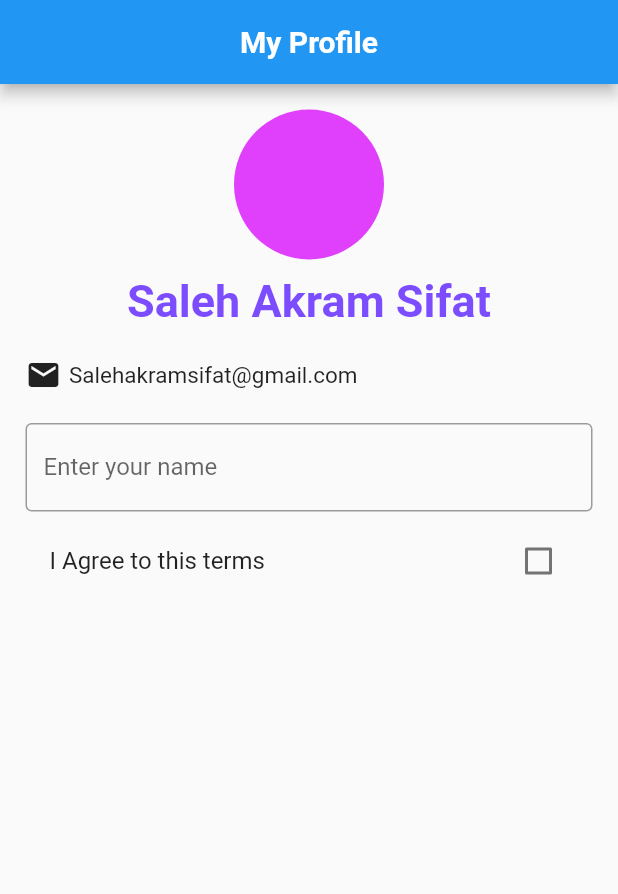
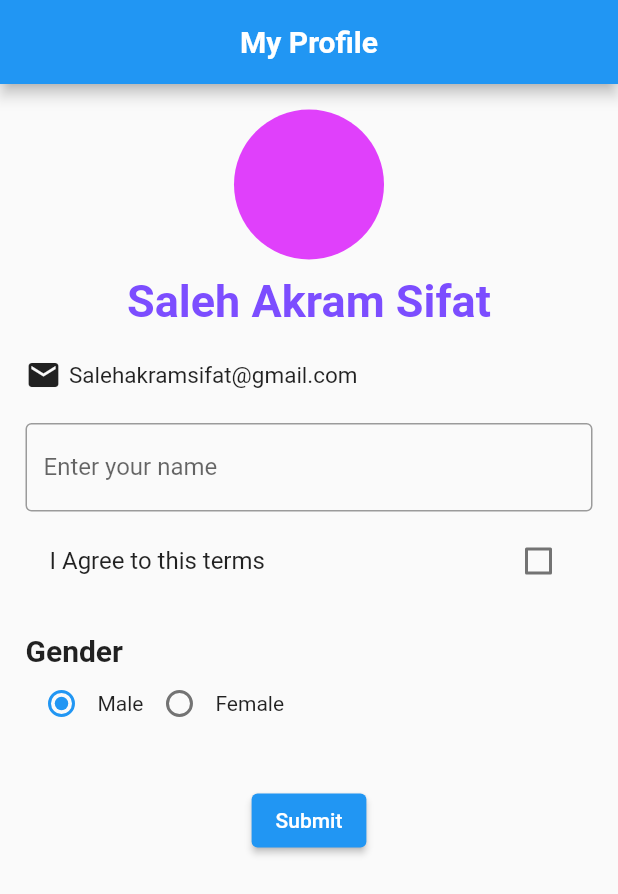
Before and after one commit to SalehAkramSifat/Simple-Profile-App, a Flutter app: the screen it shows after launch, on a phone screen of 412 x 824 dp. Shown: the top 894 px of the screen. Run offline on Flutter 3.47's test engine with Material 2 defaults, Android fonts, the phone set to English and light mode, and no system bars.

Commit message:
Final Commit

```diff
--- a/lib/main.dart
+++ b/lib/main.dart
@@ -23,6 +23,7 @@ class HomeActivity extends StatefulWidget{
 
 class _HomeActivityState extends State<HomeActivity> {
   bool isChecked = false;
+  String gender = 'Male';
 
   @override
   Widget build(BuildContext context) {
@@ -36,11 +37,14 @@ class _HomeActivityState extends State<HomeActivity> {
         children: [Center(child: CircleAvatar(radius: 50,
         backgroundColor: Colors.purpleAccent,),),
         SizedBox(height: 10,),
-        Center(child: Text("Saleh Akram Sifat", style: TextStyle(fontWeight: FontWeight.bold, fontSize: 30, color: Colors.deepPurpleAccent),),),
+        Center(child: Text("Saleh Akram Sifat",
+          style: TextStyle(fontWeight: FontWeight.bold,
+              fontSize: 30, color: Colors.deepPurpleAccent),),),
 
           SizedBox(height: 20,),
           Row(
-            children: [Icon(Icons.email),SizedBox(width: 5,), Text("Salehakramsifat@gmail.com", style: TextStyle(fontSize: 15),)],),
+            children: [Icon(Icons.email),SizedBox(width: 5,),
+              Text("Salehakramsifat@gmail.com", style: TextStyle(fontSize: 15),)],),
           SizedBox(height: 20,),
           TextField(decoration:  InputDecoration(labelText: "Enter your name",border: OutlineInputBorder()),),
 
@@ -50,8 +54,28 @@ class _HomeActivityState extends State<HomeActivity> {
               isChecked=value!;
             }
             );
-          })
+          }),
+          SizedBox(height: 20,),
+          Text("Gender", style: TextStyle(fontSize: 20, fontWeight: FontWeight.bold),), Row(
+            children: [Radio(value: "Male", groupValue: gender, onChanged: (String? value){
+              setState((){
+                gender = value!;
+            });
+            }),Text("Male"),
 
+              Radio(value: "Female", groupValue: gender, onChanged: (String? value){
+              setState((){
+                gender = value!;
+            });
+            }),Text("Female")],),
+
+
+          SizedBox(height: 30,),
+          Center(child: ElevatedButton(onPressed: (){ScaffoldMessenger.of(context).
+          showSnackBar(SnackBar(content: Text("Saved"),),);},
+              child: Text("Submit")
+
+            ,),)
         ],),),
 
     );
```
